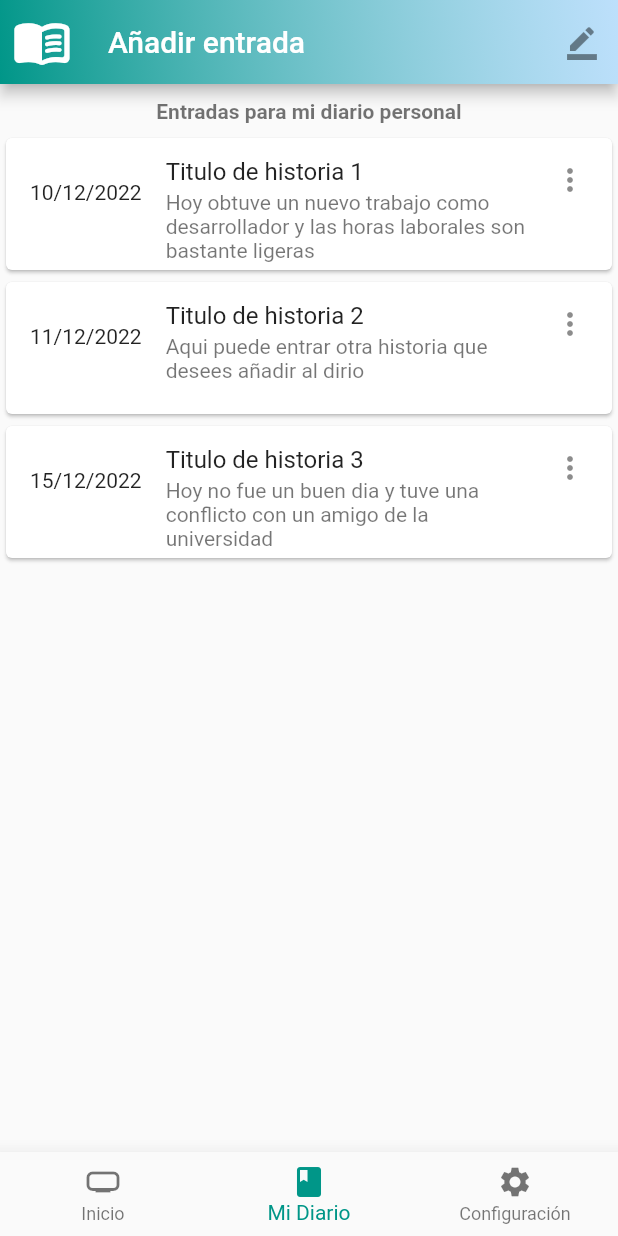
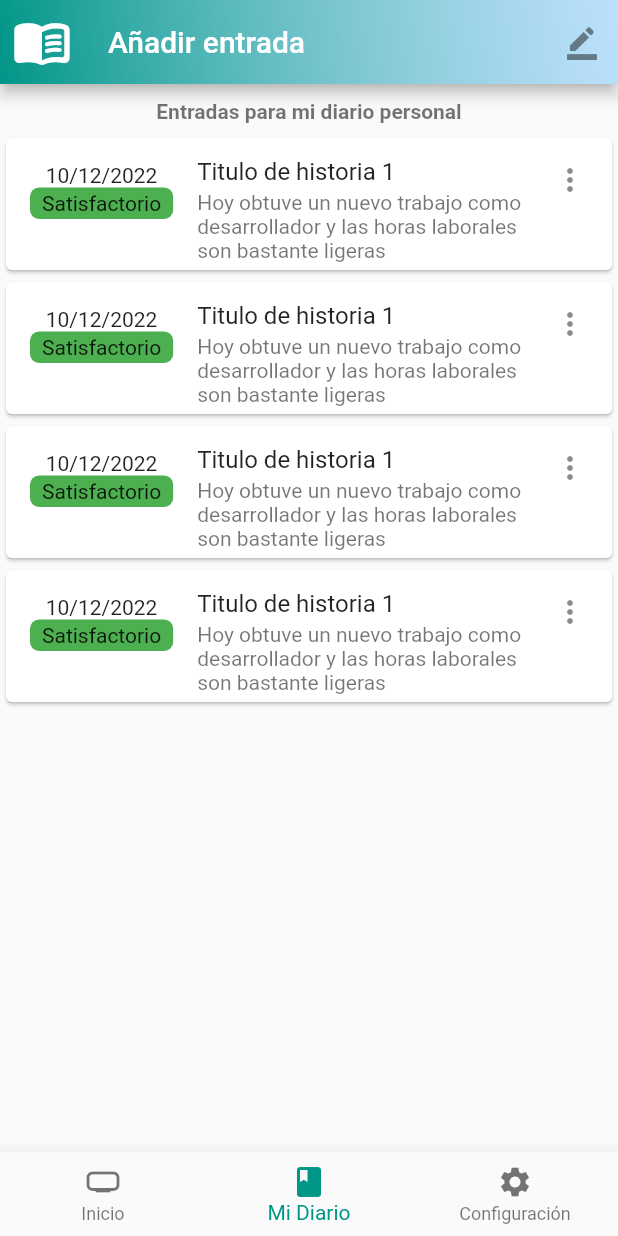
Before and after one commit to JF268/App_FirePsyc, a Flutter app: the screen it shows after launch, item 2 of the bottom bar chosen, on a phone screen of 412 x 824 dp. Run offline on Flutter 3.47's test engine with Material 2 defaults, Android fonts, the phone set to English and light mode, and no system bars; our stand-ins replace cloud_firestore, firebase_core, google_fonts; accounts and stored records are empty.

Commit message:
refactorizando el widget para historias del diario

```diff
--- a/lib/pages/my_diary.dart
+++ b/lib/pages/my_diary.dart
@@ -1,5 +1,6 @@
 import 'package:flutter/material.dart';
 import 'package:psycjfapp/widgets/divider_widget.dart';
+import 'package:psycjfapp/widgets/widget_history.dart';
 
 
 class MyDiary extends StatelessWidget {
@@ -39,54 +40,10 @@ class MyDiary extends StatelessWidget {
                   color: Colors.black87.withOpacity(0.55),
                 ),),
                 divider6(),
-                Container(
-                  child: Column(
-                    children: <Widget>[
-                      Card(
-                        child: ListTile(
-                          leading: Padding(
-                            padding: EdgeInsets.only(top: 12.0),
-                            child: Text("10/12/2022"),
-                          ),
-                          autofocus: true,
-                          title: Text('Titulo de historia 1'),
-                          subtitle:
-                          Text('Hoy obtuve un nuevo trabajo como desarrollador y las horas laborales son bastante ligeras'),
-                          trailing: Icon(Icons.more_vert_rounded),
-                          isThreeLine: true,
-                        ),
-                      ),
-                      Card(
-                        child: ListTile(
-                          leading: Padding(
-                            padding: EdgeInsets.only(top: 12.0),
-                            child: Text("11/12/2022"),
-                          ),
-                          autofocus: true,
-                          title: Text('Titulo de historia 2'),
-                          subtitle:
-                          Text("Aqui puede entrar otra historia que desees añadir al dirio"),
-                          trailing: Icon(Icons.more_vert_rounded),
-                          isThreeLine: true,
-                        ),
-                      ),
-                      Card(
-                        child: ListTile(
-                          leading: Padding(
-                            padding: EdgeInsets.only(top: 12.0),
-                            child: Text("15/12/2022"),
-                          ),
-                          autofocus: true,
-                          title: Text('Titulo de historia 3'),
-                          subtitle:
-                          Text('Hoy no fue un buen dia y tuve una conflicto con un amigo de la universidad'),
-                          trailing: Icon(Icons.more_vert_rounded),
-                          isThreeLine: true,
-                        ),
-                      ),
-                    ],
-                  ),
-                )
+                HistoryWidget(),
+                HistoryWidget(),
+                HistoryWidget(),
+                HistoryWidget(),
               ],
             ),
           ),
--- /dev/null
+++ b/lib/widgets/widget_history.dart
@@ -0,0 +1,41 @@
+import 'package:flutter/material.dart';
+
+class HistoryWidget extends StatelessWidget {
+  const HistoryWidget({Key? key}) : super(key: key);
+
+  @override
+  Widget build(BuildContext context) {
+    return Container(
+      child: Column(
+        children: <Widget>[
+          // Para listar nuestros elementos del diario- se crea Cards con ListTile
+          Card(
+            child: ListTile(
+              leading: Padding(
+                padding: EdgeInsets.only(top: 1.0),
+                child: Column(
+                  children: [
+                    Text('10/12/2022'),
+                    Container(
+                        padding: const EdgeInsets.symmetric(horizontal: 8.0,vertical: 2.5),
+                        decoration: BoxDecoration(
+                            color: Colors.green,
+                            borderRadius: BorderRadius.circular(6.0)
+                        ),
+                        child: Text('Satisfactorio')),
+                  ],
+                ),
+              ),
+              autofocus: true,
+              title: Text('Titulo de historia 1'),
+              subtitle:
+              Text('Hoy obtuve un nuevo trabajo como desarrollador y las horas laborales son bastante ligeras'),
+              trailing: Icon(Icons.more_vert_rounded),
+              isThreeLine: true,
+            ),
+          ),
+        ],
+      ),
+    );
+  }
+}
```
